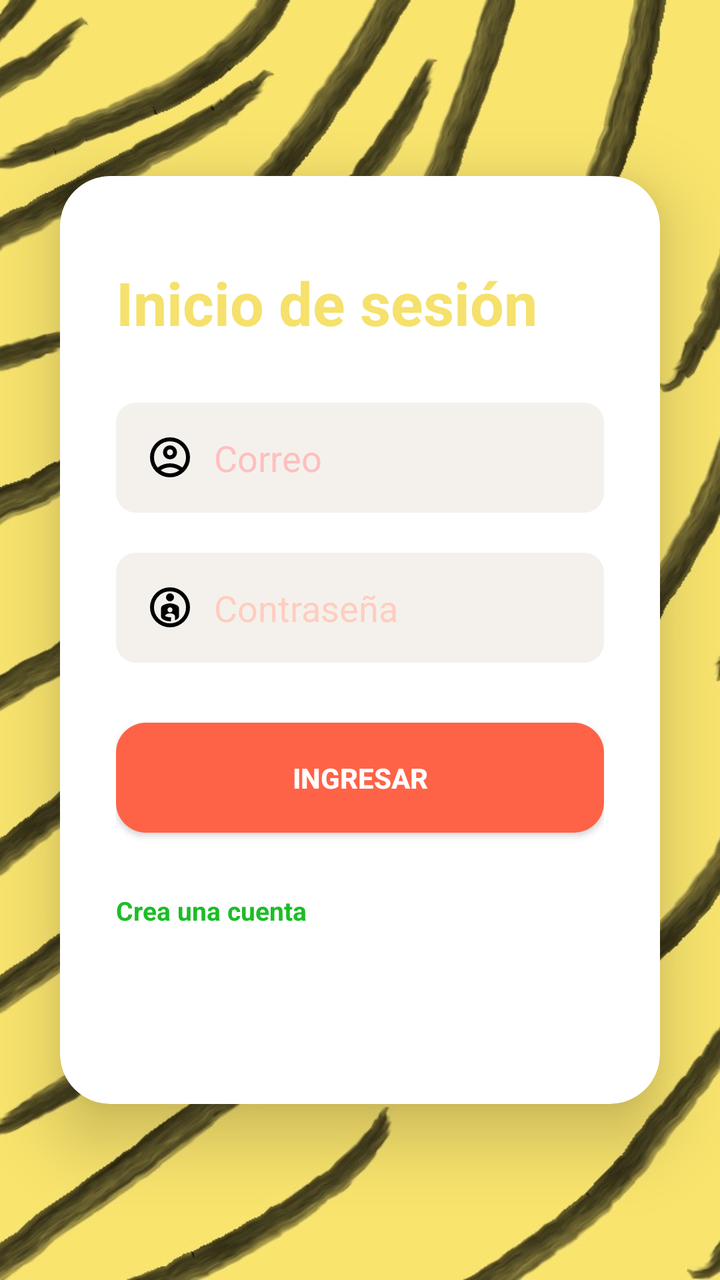
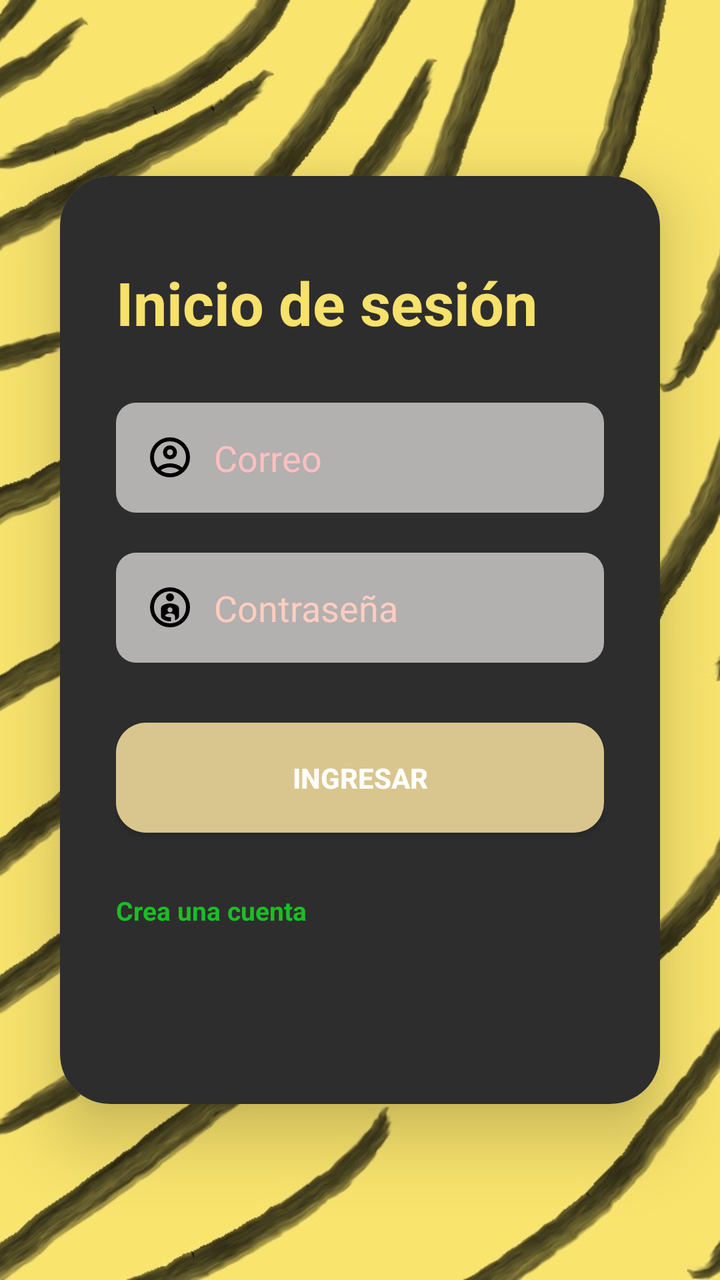

Before-and-after screenshots of an Android layout around one commit, followed by the original layout XML and the change that was made.
<!-- AndroidManifest.xml: application theme Theme.Actividad7_BasesDeDatos -->
<!-- res/layout/activity_main.xml -->
<?xml version="1.0" encoding="utf-8"?>
<androidx.constraintlayout.widget.ConstraintLayout
    xmlns:android="http://schemas.android.com/apk/res/android"
    xmlns:app="http://schemas.android.com/apk/res-auto"
    xmlns:tools="http://schemas.android.com/tools"
    android:id="@+id/main"
    android:layout_width="match_parent"
    android:layout_height="match_parent"
    android:background="@color/white"
    tools:context=".MainActivity">

    
    <ImageView
        android:id="@+id/imgFondo"
        android:layout_width="0dp"
        android:layout_height="0dp"
        android:src="@drawable/fondo_login"
        android:scaleType="centerCrop"
        app:layout_constraintBottom_toBottomOf="parent"
        app:layout_constraintEnd_toEndOf="parent"
        app:layout_constraintStart_toStartOf="parent"
        app:layout_constraintTop_toTopOf="parent" />

    <androidx.cardview.widget.CardView
        android:id="@+id/cardLogin"
        android:layout_width="0dp"
        android:layout_height="wrap_content"
        android:layout_margin="30dp"
        android:background="#C8B3B3"
        app:cardCornerRadius="25dp"
        app:cardElevation="20dp"
        app:layout_constraintBottom_toBottomOf="parent"
        app:layout_constraintEnd_toEndOf="parent"
        app:layout_constraintStart_toStartOf="parent"
        app:layout_constraintTop_toTopOf="parent">

        <LinearLayout
            android:id="@+id/layoutContenido"
            android:layout_width="match_parent"
            android:layout_height="wrap_content"
            android:layout_gravity="center"
            android:orientation="vertical"
            android:padding="28dp">

            
            <TextView
                android:id="@+id/tvTitulo"
                android:layout_width="wrap_content"
                android:layout_height="wrap_content"
                android:layout_marginTop="15dp"
                android:layout_marginBottom="30dp"
                android:text="Inicio de sesión"
                android:textColor="#F5E16B"
                android:textSize="30sp"
                android:textStyle="bold" />

            <EditText
                android:id="@+id/etCorreo"
                android:layout_width="match_parent"
                android:layout_height="55dp"
                android:background="@drawable/bg_input"
                android:drawablePadding="10dp"
                android:drawableStart="@drawable/iconocorreo"
                android:hint="Correo"
                android:inputType="textEmailAddress"
                android:paddingStart="15dp"
                android:paddingEnd="15dp"
                android:textColor="#333333"
                android:textColorHint="#FFBFBF" />

            <EditText
                android:id="@+id/etPass"
                android:layout_width="match_parent"
                android:layout_height="55dp"
                android:layout_marginTop="20dp"
                android:background="@drawable/bg_input"
                android:drawablePadding="10dp"
                android:drawableStart="@drawable/iconopass"
                android:hint="Contraseña"
                android:inputType="textPassword"
                android:paddingStart="15dp"
                android:paddingEnd="15dp"
                android:textColor="#333333"
                android:textColorHint="#FFCDBF" />

            <androidx.appcompat.widget.AppCompatButton
                android:id="@+id/btnIngresar"
                android:layout_width="match_parent"
                android:layout_height="55dp"
                android:layout_marginTop="30dp"
                android:background="@drawable/bg_button"
                android:text="Ingresar"
                android:textColor="#FFFFFF"
                android:textStyle="bold" />

            
            <TextView
                android:id="@+id/tvCrearCuenta"
                android:layout_width="wrap_content"
                android:layout_height="wrap_content"
                android:layout_marginTop="30dp"
                android:layout_marginBottom="60dp"
                android:text="Crea una cuenta"
                android:textColor="#1CBD27"
                android:textSize="13sp"
                android:textStyle="bold" />

        </LinearLayout>
    </androidx.cardview.widget.CardView>

</androidx.constraintlayout.widget.ConstraintLayout>
<!-- resources referenced by this layout -->
<resources>
  <color name="white">#FFFFFFFF</color>
  <!-- drawable bg_button (drawable) -->
  <?xml version="1.0" encoding="utf-8"?>
  <shape xmlns:android="http://schemas.android.com/apk/res/android">
      <solid android:color="#FF6347"/>
      <corners android:radius="15dp"/>
  </shape>
  <!-- drawable bg_input (drawable) -->
  <?xml version="1.0" encoding="utf-8"?>
  <shape xmlns:android="http://schemas.android.com/apk/res/android">
      
      <solid android:color="#F4F1EC"/>
      <corners android:radius="10dp"/>
  
  </shape>
  <!-- drawable iconopass (drawable) -->
  <vector xmlns:android="http://schemas.android.com/apk/res/android" android:height="24dp" android:tint="#000000" android:viewportHeight="960" android:viewportWidth="960" android:width="24dp">
        
      <path android:fillColor="@android:color/white" android:pathData="M635.5,111.5Q708,143 762.5,197.5Q817,252 848.5,324.5Q880,397 880,479.5Q880,562 848.5,635Q817,708 762.5,762.5Q708,817 635.5,848.5Q563,880 480.5,880Q398,880 325,848.5Q252,817 197.5,762.5Q143,708 111.5,635Q80,562 80,479.5Q80,397 111.5,324.5Q143,252 197.5,197.5Q252,143 325,111.5Q398,80 480.5,80Q563,80 635.5,111.5ZM706.5,706.5Q800,613 800,480Q800,347 706.5,253.5Q613,160 480,160Q347,160 253.5,253.5Q160,347 160,480Q160,613 253.5,706.5Q347,800 480,800Q613,800 706.5,706.5ZM400,280Q400,313 423.5,336.5Q447,360 480,360Q513,360 536.5,336.5Q560,313 560,280Q560,247 536.5,223.5Q513,200 480,200Q447,200 423.5,223.5Q400,247 400,280ZM363.5,426Q300,452 300,500L300,660Q300,704 363,734Q426,764 500,758L500,678Q465,680 434,673Q403,666 380,652Q385,629 415,614.5Q445,600 480,600Q515,600 547.5,616Q580,632 580,658L580,740Q624,724 642,701.5Q660,679 660,660L660,500Q660,452 596.5,426Q533,400 480,400Q427,400 363.5,426ZM444.5,565.5Q430,551 430,530Q430,509 444.5,494.5Q459,480 480,480Q501,480 515.5,494.5Q530,509 530,530Q530,551 515.5,565.5Q501,580 480,580Q459,580 444.5,565.5ZM480,480Q480,480 480,480Q480,480 480,480Q480,480 480,480Q480,480 480,480Q480,480 480,480Q480,480 480,480Q480,480 480,480Q480,480 480,480Z"/>
      
  </vector>
  <style name="Theme.Actividad7_BasesDeDatos" parent="Base.Theme.Actividad7_BasesDeDatos" />
  <style name="Base.Theme.Actividad7_BasesDeDatos" parent="Theme.Material3.DayNight.NoActionBar">
          
          
      </style>
  <!-- unchanged entries left out for length: 2 -->
</resources>

<!-- the commit's change to res/layout/activity_main.xml (unified diff, before → after) -->
@@ -39,6 +39,7 @@
             android:layout_width="match_parent"
             android:layout_height="wrap_content"
             android:layout_gravity="center"
+            android:background="@drawable/bg_backgroundlayout"
             android:orientation="vertical"
             android:padding="28dp">
 
<!-- resource entries referenced after the edit -->
@@ -1,17 +1,24 @@
 <!-- resources referenced by this layout -->
 <resources>
   <color name="white">#FFFFFFFF</color>
+  <!-- drawable bg_backgroundlayout (drawable) -->
+  <?xml version="1.0" encoding="utf-8"?>
+  <shape xmlns:android="http://schemas.android.com/apk/res/android">
+      <solid android:color="#2E2D2D"/>
+      <corners android:radius="10dp"/>
+  
+  </shape>
   <!-- drawable bg_button (drawable) -->
   <?xml version="1.0" encoding="utf-8"?>
   <shape xmlns:android="http://schemas.android.com/apk/res/android">
-      <solid android:color="#FF6347"/>
+      <solid android:color="#D9C68E"/>
       <corners android:radius="15dp"/>
   </shape>
   <!-- drawable bg_input (drawable) -->
   <?xml version="1.0" encoding="utf-8"?>
   <shape xmlns:android="http://schemas.android.com/apk/res/android">
       
-      <solid android:color="#F4F1EC"/>
+      <solid android:color="#B3B0B0"/>
       <corners android:radius="10dp"/>
   
   </shape>
